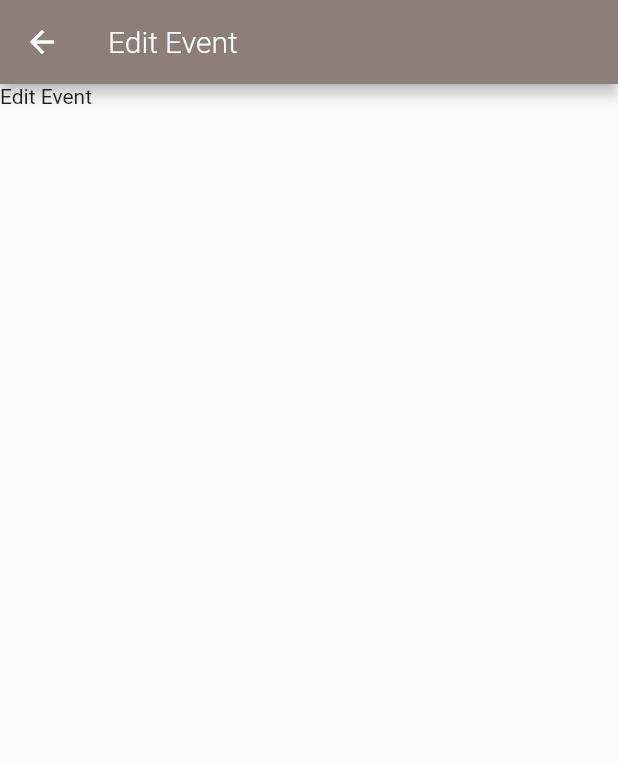
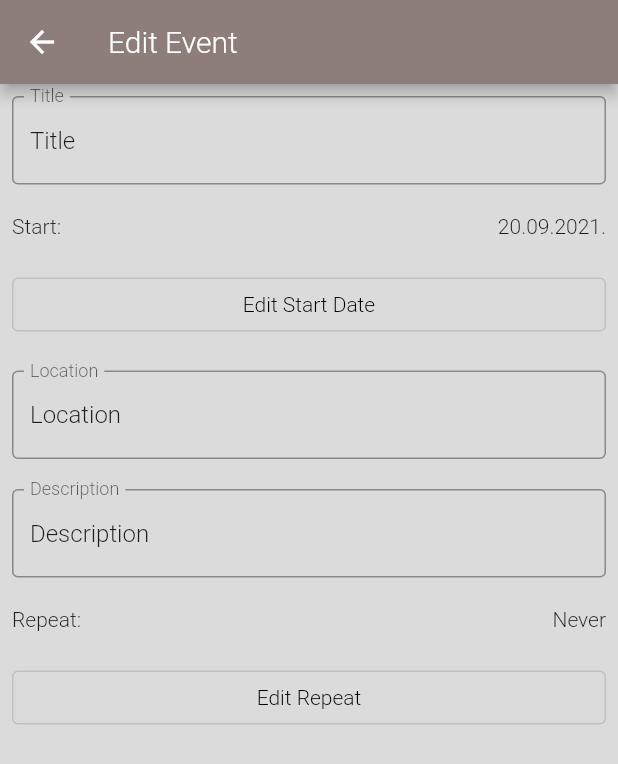
Before and after one commit to NikolaGrujic91/garden_planner_app, a Flutter app: the EditEventScreen screen opened by its route, on a phone screen of 412 x 824 dp. Shown: the top 764 px of the screen. Run offline on Flutter 3.47's test engine with Material 2 defaults, Android fonts, the phone set to English and light mode, and no system bars; our stand-ins replace badges, carousel_slider, flutter_svg, hive, hive_flutter, image_picker; missing offline and left inert: flutter_material_pickers; accounts and stored records are empty.

Commit message:
edit_event_screen.dart basic layout

```diff
--- a/lib/screens/edit_event_screen.dart
+++ b/lib/screens/edit_event_screen.dart
@@ -1,6 +1,11 @@
 import 'package:flutter/material.dart';
 import 'package:garden_planner_app/screens/edit_plant_screen.dart';
+import 'package:garden_planner_app/utils/color_constants.dart';
 import 'package:garden_planner_app/widgets/base_app_bar.dart';
+import 'package:garden_planner_app/widgets/date_picker.dart';
+import 'package:garden_planner_app/widgets/styled_outlined_button.dart';
+import 'package:garden_planner_app/widgets/styled_text.dart';
+import 'package:garden_planner_app/widgets/text_field_bordered.dart';
 
 /// Main Screen Widget
 class EditEventScreen extends StatelessWidget {
@@ -12,12 +17,113 @@ class EditEventScreen extends StatelessWidget {
 
   @override
   Widget build(BuildContext context) {
-    return const Scaffold(
+    return Scaffold(
       appBar: BaseAppBar(
         backScreenID: EditPlantScreen.id,
         title: 'Edit Event',
       ),
-      body: Text('Edit Event'),
+      body: Container(
+        color: kBackgroundColor,
+        child: ListView(
+          padding: const EdgeInsets.all(8),
+          children: [
+            Row(
+              children: [
+                Expanded(
+                  child: TextFieldBordered(
+                    text: 'Title',
+                    hintText: 'Title',
+                    callback: null,
+                  ),
+                ),
+              ],
+            ),
+            const SizedBox(
+              height: 20,
+            ),
+            Row(
+              children: [
+                const StyledText(
+                  text: 'Start:',
+                ),
+                const Spacer(),
+                StyledText(
+                  text: '20.09.2021.',
+                ),
+              ],
+            ),
+            const SizedBox(
+              height: 20,
+            ),
+            Row(
+              children: [
+                DatePicker(
+                  restorationId: EditPlantScreen.id,
+                  callback: (String newValue) {
+                    /// TODO
+                    //_setPlantedDate(newValue);
+                  },
+                  initialDate: '',
+                  text: 'Edit Start Date',
+                ),
+              ],
+            ),
+            const SizedBox(
+              height: 20,
+            ),
+            Row(
+              children: [
+                Expanded(
+                  child: TextFieldBordered(
+                    text: 'Location',
+                    hintText: 'Location',
+                    callback: null,
+                  ),
+                ),
+              ],
+            ),
+            const SizedBox(
+              height: 20,
+            ),
+            Row(
+              children: [
+                Expanded(
+                  child: TextFieldBordered(
+                    text: 'Description',
+                    hintText: 'Description',
+                    callback: null,
+                  ),
+                ),
+              ],
+            ),
+            const SizedBox(
+              height: 20,
+            ),
+            Row(
+              children: [
+                const StyledText(
+                  text: 'Repeat:',
+                ),
+                const Spacer(),
+                StyledText(
+                  text: 'Never',
+                ),
+              ],
+            ),
+            const SizedBox(
+              height: 20,
+            ),
+            Row(
+              children: [
+                StyledOutlinedButton(
+                  text: 'Edit Repeat',
+                  onPressed: () async {},
+                ),
+              ],
+            ),
+          ],
+        ),
+      ),
     );
   }
 }
```
